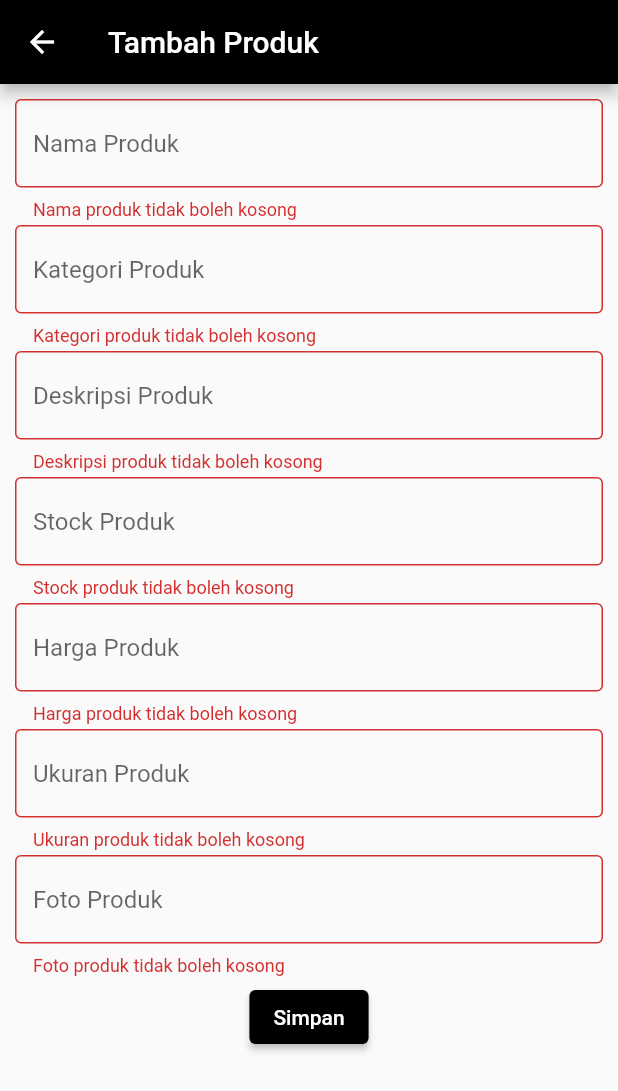
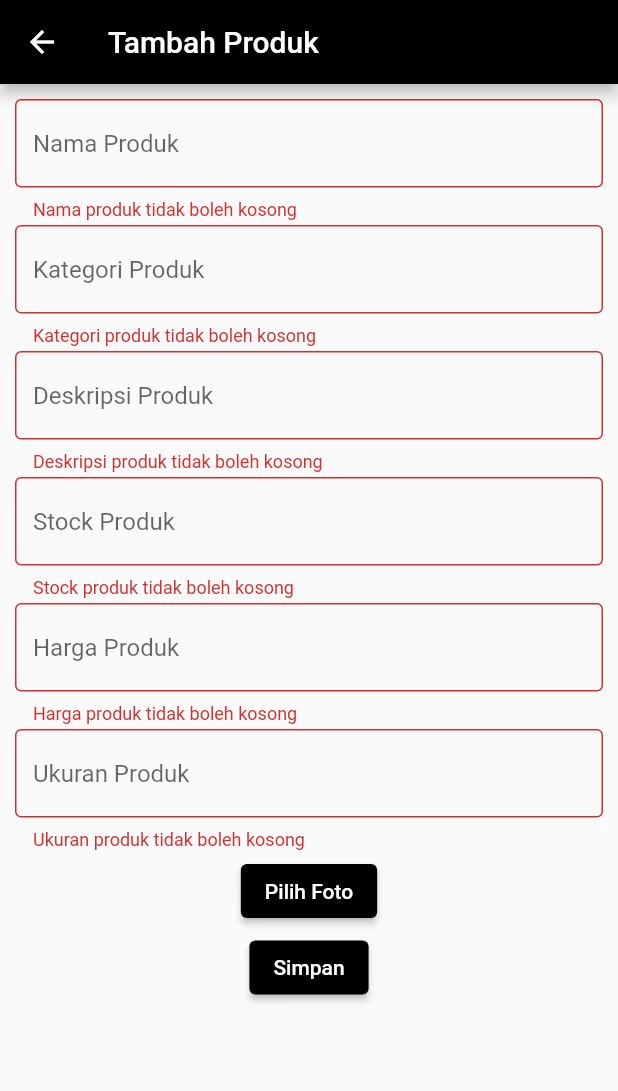
Before and after one commit to Dwkyyrz/owari-mobile, a Flutter app: the TambahProduk screen opened directly, after a tap on "Simpan", on a phone screen of 412 x 824 dp. Shown: the top 1091 px of the screen. Run offline on Flutter 3.47's test engine with Material 2 defaults, Android fonts, the phone set to English and light mode, and no system bars; our stand-ins replace get, image_picker, shared_preferences, simple_animations; accounts and stored records are empty.

Commit message:
leo lagi

```diff
--- a/lib/admin/admn/admin.dart
+++ b/lib/admin/admn/admin.dart
@@ -1,4 +1,3 @@
-import 'package:flutter/cupertino.dart';
 import 'package:flutter/material.dart';
 import '/admin/home/home.dart';
 
--- a/lib/admin/home/create.dart
+++ b/lib/admin/home/create.dart
@@ -2,9 +2,10 @@ import 'package:flutter/material.dart';
 import 'package:http/http.dart' as http;
 import 'package:owari/admin/dashboard/dashboard.dart';
 import 'package:owari/admin/mainleo.dart';
+import 'package:image_picker/image_picker.dart';
 
 class TambahProduk extends StatefulWidget {
-  TambahProduk({super.key});
+  TambahProduk({Key? key}) : super(key: key);
 
   @override
   State<TambahProduk> createState() => _TambahProdukState();
@@ -18,21 +19,42 @@ class _TambahProdukState extends State<TambahProduk> {
   final TextEditingController _stock = TextEditingController();
   final TextEditingController _harga = TextEditingController();
   final TextEditingController _ukuran = TextEditingController();
-  final TextEditingController _foto = TextEditingController();
+  XFile? _foto;
 
-  Future _simpan() async {
+  Future<void> _uploadFoto() async {
+    final picker = ImagePicker();
+    final pickedFile = await picker.pickImage(source: ImageSource.gallery);
+
+    if (pickedFile != null) {
+      setState(() {
+        _foto = XFile(pickedFile.path);
+      });
+    }
+  }
+
+  Future<bool> _simpan() async {
+    if (_foto == null) {
+      ScaffoldMessenger.of(context).showSnackBar(
+        SnackBar(content: Text("Harap pilih foto produk")),
+      );
+      return false;
+    }
+
+    final url = Uri.parse('https://owari-1.000webhostapp.com/api/test.php');
+
     try {
-      final response = await http.post(
-          Uri.parse('https://owari-1.000webhostapp.com/api/add_produk.php'),
-          body: {
-            'nama': _nama.text,
-            'category': _category.text,
-            'deskripsi': _deskripsi.text,
-            'stock': _stock.text,
-            'harga': _harga.text,
-            'ukuran': _ukuran.text,
-            'foto': _foto.text
-          });
+      var request = http.MultipartRequest('POST', url);
+      request.fields['nama'] = _nama.text;
+      request.fields['category'] = _category.text;
+      request.fields['deskripsi'] = _deskripsi.text;
+      request.fields['stock'] = _stock.text;
+      request.fields['harga'] = _harga.text;
+      request.fields['ukuran'] = _ukuran.text;
+
+      request.files.add(await http.MultipartFile.fromPath('foto', _foto!.path));
+
+      final response = await request.send();
+
       if (response.statusCode == 200) {
         // Produk berhasil ditambahkan
         return true;
@@ -46,7 +68,6 @@ class _TambahProdukState extends State<TambahProduk> {
       return false;
     }
   }
-
 
   @override
   Widget build(BuildContext context) {
@@ -170,29 +191,20 @@ class _TambahProdukState extends State<TambahProduk> {
                 },
               ),
               SizedBox(height: 3),
-              TextFormField(
-                controller: _foto,
-                decoration: InputDecoration(
-                  focusedBorder: OutlineInputBorder(
-                    borderSide: BorderSide(color: Colors.black),
-                  ),
-                  hintText: "Foto Produk",
-                  border: OutlineInputBorder(
-                    borderSide: BorderSide(width: 3, color: Colors.black),
-                  ),
+              ElevatedButton(
+                style: ElevatedButton.styleFrom(
+                  backgroundColor: Colors.black,
+                  foregroundColor: Colors.white,
                 ),
-                validator: (value) {
-                  if (value!.isEmpty) {
-                    return "Foto produk tidak boleh kosong";
-                  }
-                  return null;
-                },
+                child: Text("Pilih Foto"),
+                onPressed: _uploadFoto,
               ),
               SizedBox(height: 3),
               ElevatedButton(
                 style: ElevatedButton.styleFrom(
-                    backgroundColor: Colors.black,
-                    foregroundColor: Colors.white),
+                  backgroundColor: Colors.black,
+                  foregroundColor: Colors.white,
+                ),
                 child: Text("Simpan"),
                 onPressed: () {
                   if (formKey.currentState!.validate()) {
```
Also changed, not shown: lib/admin/home/home.dart (+7 -5 lines).
